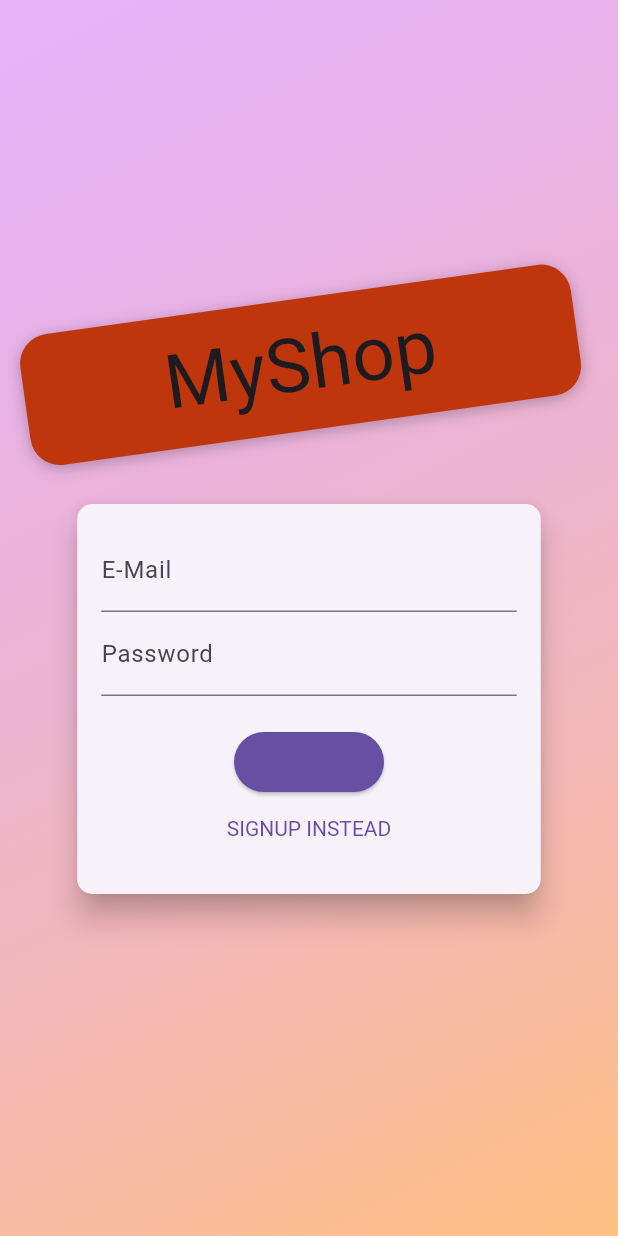
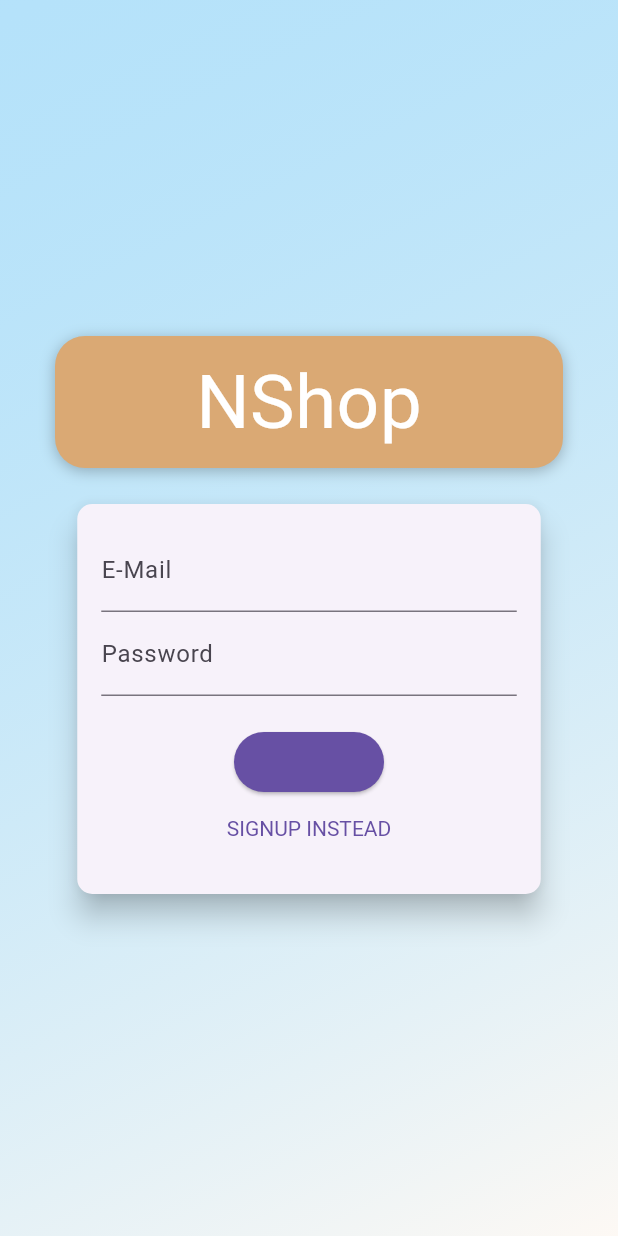
Before and after one commit to LVNdream/app_nshopping, a Flutter app: the screen it shows after launch, on a phone screen of 412 x 824 dp. Run offline on Flutter 3.47's test engine with Material 3 defaults, Android fonts, the light colour scheme and no system bars; our stand-ins replace flutter_dotenv, shared_preferences; Roboto replaces fonts that are missing (Anton).

Commit message:
check 1/12

```diff
--- a/lib/ui/auth/app_banner.dart
+++ b/lib/ui/auth/app_banner.dart
@@ -15,10 +15,10 @@ class AppBanner extends StatelessWidget {
         vertical: 8.0,
         horizontal: 94.0,
       ),
-      transform: Matrix4.rotationZ(-8 * pi / 180)..translate(-10.0),
+      // transform: Matrix4.rotationZ(-8 * pi / 180)..translate(-10.0),
       decoration: BoxDecoration(
         borderRadius: BorderRadius.circular(20),
-        color: Colors.deepOrange.shade900,
+        color: Color.fromARGB(255, 218, 169, 116),
         boxShadow: const [
           BoxShadow(
             blurRadius: 8,
@@ -28,9 +28,9 @@ class AppBanner extends StatelessWidget {
         ],
       ),
       child: Text(
-        'MyShop',
+        'NShop',
         style: TextStyle(
-          color: Theme.of(context).textTheme.titleLarge?.color,
+          color: Color.fromARGB(255, 255, 255, 255),
           fontSize: 50,
           fontFamily: 'Anton',
           fontWeight: FontWeight.normal,
--- a/lib/ui/auth/auth_screen.dart
+++ b/lib/ui/auth/auth_screen.dart
@@ -19,8 +19,8 @@ class AuthScreen extends StatelessWidget {
             decoration: BoxDecoration(
               gradient: LinearGradient(
                 colors: [
-                  const Color.fromRGBO(215, 117, 255, 1).withOpacity(0.5),
-                  const Color.fromRGBO(255, 188, 117, 1).withOpacity(0.9),
+                  Color.fromARGB(255, 117, 207, 255).withOpacity(0.5),
+                  Color.fromARGB(255, 254, 249, 244).withOpacity(0.9),
                 ],
                 begin: Alignment.topLeft,
                 end: Alignment.bottomRight,
```
